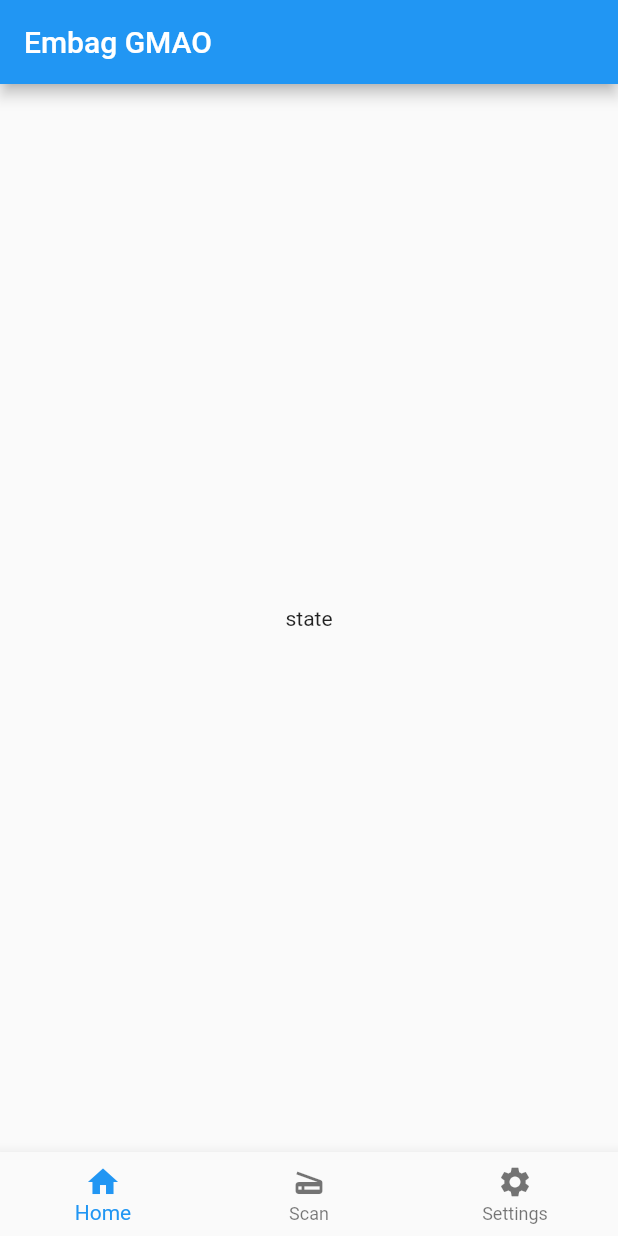
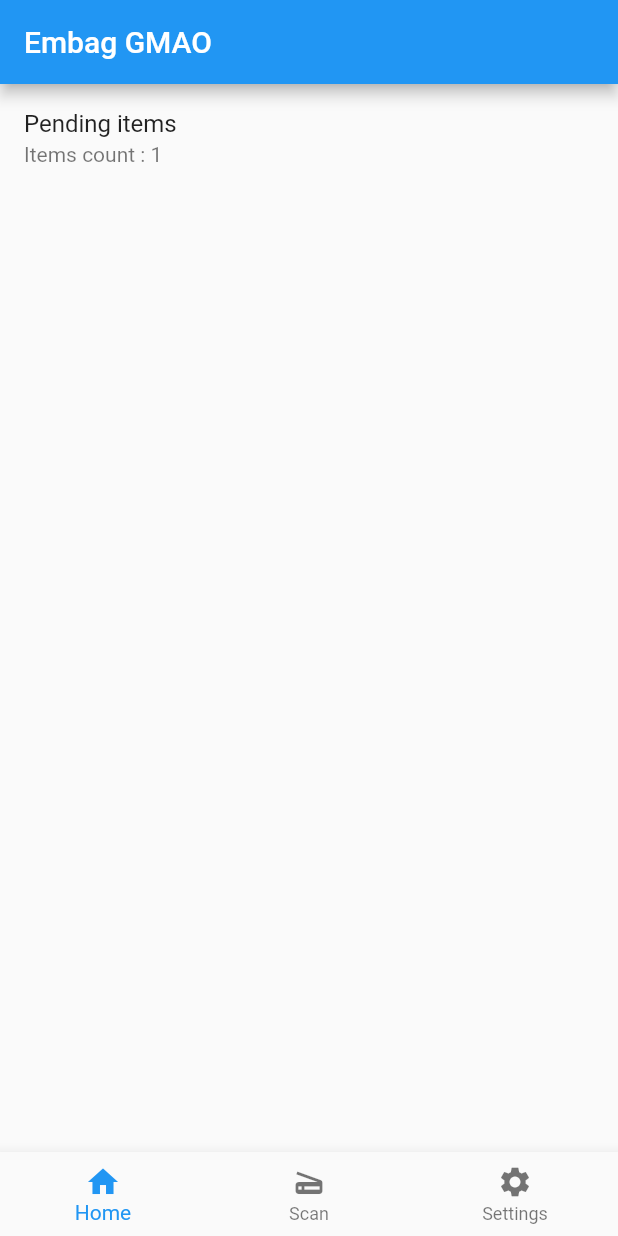
Before and after one commit to IDIRYACINE/GestionMaintenance_MobileClient, a Flutter app: the screen it shows after launch, on a phone screen of 412 x 824 dp. Run offline on Flutter 3.47's test engine with Material 2 defaults, Android fonts, the light colour scheme and no system bars; our stand-ins replace bloc, camera, flutter_bloc, just_audio, rxdart; missing offline and left inert: flutter_vibrate, ftoast, google_mlkit_barcode_scanning; statements that could not run were skipped.

Commit message:
working on scanned record screen

```diff
--- a/assets/localisation/app_en.arb
+++ b/assets/localisation/app_en.arb
@@ -19,5 +19,7 @@
     "requestCameraAccess" : "Allow camera access",
     "login" : "login",
     "username" : "Username",
-    "password" : "Password"
+    "password" : "Password",
+    "loading" : "Loading",
+    "itemsCount" : "Items count"
 }
--- a/lib/blocs/records/records_events.dart
+++ b/lib/blocs/records/records_events.dart
@@ -18,3 +18,16 @@ class UpdateRecord extends RecordEvent{
 
   UpdateRecord(this.record, this.index);
 }
+
+class AddBarcode extends RecordEvent{
+  final int barcode;
+
+  AddBarcode(this.barcode);
+}
+
+class UpdateBarcode extends RecordEvent{
+  final Barcode barcode;
+  final int locationId;
+
+  UpdateBarcode(this.barcode, this.locationId);
+}
--- a/lib/blocs/records/records_state.dart
+++ b/lib/blocs/records/records_state.dart
@@ -2,9 +2,12 @@ import 'package:gestion_maintenance_mobile/data/barcode.dart';
 
 class RecordState {
   RecordState(this.records);
-
+  static int pendingItemsRecordIndex = 0;
   final List<Record> records;
 
-  factory RecordState.initialState() => RecordState([]);
+  factory RecordState.initialState() {
+    Record pendingItems = Record(id: pendingItemsRecordIndex, name: 'Pending items');
 
+    return RecordState([pendingItems]);
+  }
 }
--- /dev/null
+++ b/lib/components/widgets/scanned_item.dart
@@ -0,0 +1,81 @@
+import 'package:flutter/material.dart';
+import 'package:flutter_bloc/flutter_bloc.dart';
+import 'package:gestion_maintenance_mobile/blocs/records/records_block.dart';
+import 'package:gestion_maintenance_mobile/blocs/records/records_state.dart';
+import 'package:gestion_maintenance_mobile/data/barcode.dart';
+import 'package:gestion_maintenance_mobile/localisation/app_localisations.dart';
+
+enum ScannedItemState {
+  pending,
+  validated,
+  rejected,
+}
+
+class ScannedItem extends StatefulWidget {
+  final int id;
+  final int barcode;
+  final int locationId;
+  final int itemCount;
+
+  const ScannedItem(this.id,
+      {super.key,
+      required this.itemCount,
+      required this.barcode,
+      required this.locationId});
+
+  @override
+  State<ScannedItem> createState() => _ScannedItemState();
+}
+
+class _ScannedItemState extends State<ScannedItem> {
+  ScannedItemState state = ScannedItemState.pending;
+  int itemCount = 1;
+
+  @override
+  Widget build(BuildContext context) {
+    return ListTile(
+      title: BlocBuilder<RecordsBloc, RecordState>(
+          buildWhen: (previous, current) =>
+              previous
+                  .records[widget.locationId].barcodes[widget.barcode]!.state !=
+              current
+                  .records[widget.locationId].barcodes[widget.barcode]!.state,
+          builder: (context, state) {
+            Barcode item =
+                state.records[widget.locationId].barcodes[widget.barcode]!;
+            return Text(item.name ?? Localisations.of(context)!.loading);
+          }),
+      subtitle: Text('${widget.barcode}'),
+    );
+  }
+}
+
+class ScannedLocation extends StatefulWidget {
+  final int id;
+
+
+  const ScannedLocation(
+      {super.key,
+      required this.id,
+     });
+
+  @override
+  State<ScannedLocation> createState() => _ScannedLocationState();
+}
+
+class _ScannedLocationState extends State<ScannedLocation> {
+  String? name;
+  int itemCount = 0;
+
+  @override
+  Widget build(BuildContext context) {
+    return BlocBuilder<RecordsBloc, RecordState>(builder: (context, state) {
+      Record record = state.records[widget.id];
+      return ListTile(
+        title: Text(record.name ?? Localisations.of(context)!.loading),
+        subtitle: Text(
+            '${Localisations.of(context)!.itemsCount} : ${record.count}'),
+      );
+    });
+  }
+}
--- a/lib/core/barcodesCenter/barcodes_center.dart
+++ b/lib/core/barcodesCenter/barcodes_center.dart
@@ -1,5 +1,6 @@
 import 'dart:async';
-import 'package:flutter/cupertino.dart';
+import 'package:gestion_maintenance_mobile/blocs/records/records_block.dart';
+import 'package:gestion_maintenance_mobile/blocs/records/records_events.dart';
 import 'package:gestion_maintenance_mobile/blocs/settings/settings_state.dart';
 import 'package:gestion_maintenance_mobile/core/extensions/sound_player.dart';
 import 'package:gestion_maintenance_mobile/core/extensions/toaster.dart';
@@ -7,35 +8,39 @@ import 'package:gestion_maintenance_mobile/core/extensions/vibrator.dart';
 import 'package:gestion_maintenance_mobile/ui/themes/constants.dart';
 import 'types.dart';
 
-class BarcodeCenter implements BarcodeManger{
+class BarcodeCenter implements BarcodeManger {
+  RecordsBloc recordsBloc;
+  BarcodeCenter._(this.recordsBloc);
 
-  BarcodeCenter._();
+  static BarcodeCenter? _instance;
 
-  static BarcodeCenter? _instance ;
+  factory BarcodeCenter.instance({RecordsBloc? recordsBloc}) {
+    assert(
+        (recordsBloc != null && _instance == null) ||
+            (recordsBloc == null && _instance != null),
+        "First call detected  : You must provide a recordsBloc to initialize the BarcodeCenter ");
 
-  factory BarcodeCenter.instance() {
-    _instance ??= BarcodeCenter._();
+    _instance ??= BarcodeCenter._(recordsBloc!);
     return _instance!;
   }
 
-  static initExtensions(SettingsState state){
-    if(_instance == null) return;
+  static initExtensions(SettingsState state) {
+    if (_instance == null) return;
     _instance!._extensions.clear();
 
     bool playSound = state.playSoundSetting.enabled;
-    if(playSound){
+    if (playSound) {
       SoundPlayerExtension soundPlayer = SoundPlayerExtension.instance();
       soundPlayer.setAsset(onScanBarcodeSound);
       _instance!.addExtension(soundPlayer);
     }
 
     bool vibrate = state.vibrateOnScanSetting.enabled;
-    if(vibrate){
+    if (vibrate) {
       _instance!.addExtension(VibratorExtension.instance());
     }
 
     _instance!.addExtension(ToasterExtension.instance());
-
   }
 
   final List<BarcodeSubscriber> _subscribers = [];
@@ -43,9 +48,10 @@ class BarcodeCenter implements BarcodeManger{
 
   @override
   Future<void> emitBarcode(String barcode) async {
-    for(BarcodeCenterExtension bExtension in _extensions){
+    for (BarcodeCenterExtension bExtension in _extensions) {
       bExtension.onBarcode(barcode);
     }
+
   }
 
   @override
@@ -68,5 +74,7 @@ class BarcodeCenter implements BarcodeManger{
     _extensions.remove(bExtension);
   }
 
-
+  void _registerBarcode(int barcode) {
+    recordsBloc.add(AddBarcode(barcode));
+  }
 }
--- a/lib/data/barcode.dart
+++ b/lib/data/barcode.dart
@@ -1,20 +1,26 @@
+enum BarcodeStates { pending, loaded, error }
+
 class Barcode {
   int barcode;
   DateTime scannedDate;
   int count;
+  BarcodeStates state;
+  String? name;
 
-  Barcode({required this.barcode, required this.scannedDate, this.count = 1});
+  Barcode(
+      {required this.barcode,
+      required this.scannedDate,
+      this.count = 1,
+      this.state = BarcodeStates.pending,
+      this.name});
 }
 
 class Record {
   Map<int, Barcode> barcodes;
   int count;
-  String name;
+  String? name;
   int id;
 
   Record(
-      {this.barcodes = const {},
-      required this.id,
-      required this.name,
-      this.count = 1});
+      {this.barcodes = const {}, required this.id, this.name, this.count = 1});
 }
--- a/lib/localisation/app_localisations.dart
+++ b/lib/localisation/app_localisations.dart
@@ -210,6 +210,18 @@ abstract class Localisations {
   /// In en, this message translates to:
   /// **'Password'**
   String get password;
+
+  /// No description provided for @loading.
+  ///
+  /// In en, this message translates to:
+  /// **'Loading'**
+  String get loading;
+
+  /// No description provided for @itemsCount.
+  ///
+  /// In en, this message translates to:
+  /// **'Items count'**
+  String get itemsCount;
 }
 
 class _LocalisationsDelegate extends LocalizationsDelegate<Localisations> {
--- a/lib/localisation/app_localisations_en.dart
+++ b/lib/localisation/app_localisations_en.dart
@@ -63,4 +63,10 @@ class LocalisationsEn extends Localisations {
 
   @override
   String get password => 'Password';
+
+  @override
+  String get loading => 'Loading';
+
+  @override
+  String get itemsCount => 'Items count';
 }
--- a/lib/main.dart
+++ b/lib/main.dart
@@ -2,6 +2,7 @@ import 'package:flutter/material.dart';
 import 'package:gestion_maintenance_mobile/blocs/app/app_bloc.dart';
 import 'package:gestion_maintenance_mobile/blocs/app/app_event.dart';
 import 'package:gestion_maintenance_mobile/blocs/app/app_state.dart';
+import 'package:gestion_maintenance_mobile/blocs/records/records_block.dart';
 import 'package:gestion_maintenance_mobile/blocs/settings/settings_state.dart';
 import 'package:gestion_maintenance_mobile/components/navigation/bottom_navigation.dart';
 import 'package:gestion_maintenance_mobile/core/barcodesCenter/barcodes_center.dart';
@@ -17,6 +18,7 @@ void main() {
   runApp(MultiBlocProvider(providers: [
     BlocProvider(create: (_) => SettingsBloc()),
     BlocProvider(create: (_) => AppBloc()),
+    BlocProvider(create: (_) => RecordsBloc())
   ], child: const App()));
 }
 
--- a/lib/ui/home/home.dart
+++ b/lib/ui/home/home.dart
@@ -1,4 +1,8 @@
 import 'package:flutter/material.dart';
+import 'package:flutter_bloc/flutter_bloc.dart';
+import 'package:gestion_maintenance_mobile/blocs/records/records_block.dart';
+import 'package:gestion_maintenance_mobile/blocs/records/records_state.dart';
+import 'package:gestion_maintenance_mobile/components/widgets/scanned_item.dart';
 import 'package:gestion_maintenance_mobile/localisation/app_localisations.dart';
 
 class HomePage extends StatelessWidget {
@@ -7,10 +11,18 @@ class HomePage extends StatelessWidget {
   @override
   Widget build(BuildContext context) {
     return Scaffold(
-      appBar: AppBar(
-        title: Text(Localisations.of(context)!.title),
-      ),
-      body: const Center(child: Text("state")),
-    );
+        appBar: AppBar(
+          title: Text(Localisations.of(context)!.title),
+        ),
+        body: BlocBuilder<RecordsBloc, RecordState>(
+          builder: (context, state) {
+            return ListView.builder(
+              itemCount: state.records.length,
+              itemBuilder: (context, index) {
+                return ScannedLocation(id: index);
+              },
+            );
+          },
+        ));
   }
 }
```
Also changed, not shown: lib/blocs/records/records_block.dart (+27 -7 lines), pubspec.lock.
